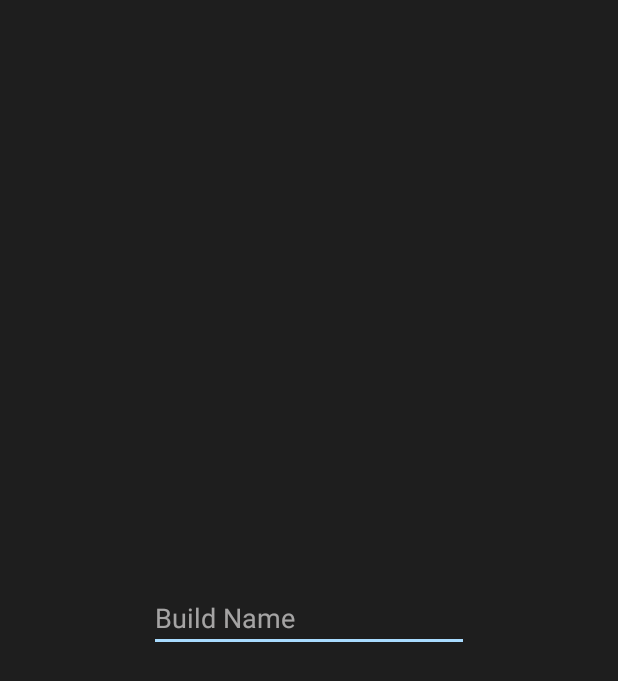
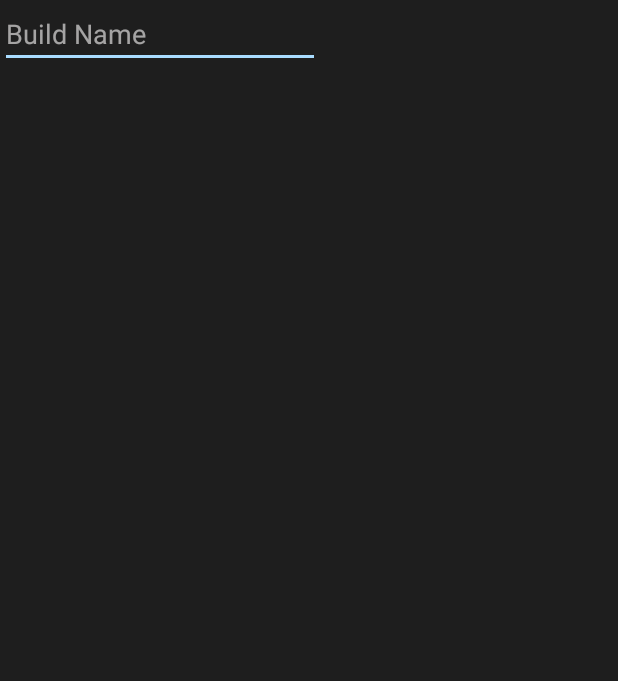
Before and after one commit to P9J7/PC_Builder, an Android app: the layout dialog_save.xml on its own in the app's theme, with its tools: preview values and no code run, on a phone screen of 412 x 824 dp. Shown: the top 681 px of the screen. Run offline under Robolectric (Android 15) with nearby library versions, the phone set to English and light mode, and no system bars.

Commit message:
修改了dialog的样式

```diff
--- a/app/src/main/res/layout/dialog_about.xml
+++ b/app/src/main/res/layout/dialog_about.xml
@@ -1,9 +1,8 @@
 <?xml version="1.0" encoding="utf-8"?>
 <androidx.constraintlayout.widget.ConstraintLayout xmlns:android="http://schemas.android.com/apk/res/android"
     xmlns:app="http://schemas.android.com/apk/res-auto"
-    xmlns:tools="http://schemas.android.com/tools"
-    android:layout_width="match_parent"
-    android:layout_height="match_parent">
+    android:layout_width="wrap_content"
+    android:layout_height="wrap_content">
 
     <TextView
         android:id="@+id/textView"
--- a/app/src/main/res/layout/dialog_delete.xml
+++ b/app/src/main/res/layout/dialog_delete.xml
@@ -1,8 +1,8 @@
 <?xml version="1.0" encoding="utf-8"?>
 <androidx.constraintlayout.widget.ConstraintLayout xmlns:android="http://schemas.android.com/apk/res/android"
     xmlns:app="http://schemas.android.com/apk/res-auto"
-    android:layout_width="match_parent"
-    android:layout_height="match_parent">
+    android:layout_width="wrap_content"
+    android:layout_height="wrap_content">
 
     <TextView
         android:id="@+id/textView10"
--- a/app/src/main/res/layout/dialog_save.xml
+++ b/app/src/main/res/layout/dialog_save.xml
@@ -1,8 +1,8 @@
 <?xml version="1.0" encoding="utf-8"?>
 <androidx.constraintlayout.widget.ConstraintLayout xmlns:android="http://schemas.android.com/apk/res/android"
     xmlns:app="http://schemas.android.com/apk/res-auto"
-    android:layout_width="match_parent"
-    android:layout_height="match_parent">
+    android:layout_width="wrap_content"
+    android:layout_height="wrap_content">
 
     <EditText
         android:id="@+id/buildName"
--- a/app/src/main/res/menu/menu_pick.xml
+++ b/app/src/main/res/menu/menu_pick.xml
@@ -12,5 +12,6 @@
         android:id="@+id/filter"
         android:icon="@drawable/ic_filter"
         android:title="Item"
+        android:visible="false"
         app:showAsAction="always" />
 </menu>
```
Also changed, not shown: app/src/main/java/com/p9j7/pcbuilder/Fragment/PickFragment.java (+6 -4 lines).
